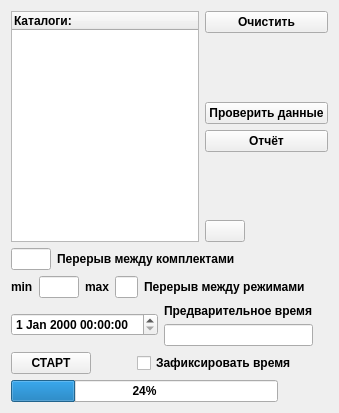
This is source/timer/timeraepwidget.ui in VictorZ08/Path as Qt 5 draws it before an edit. The edited form follows.
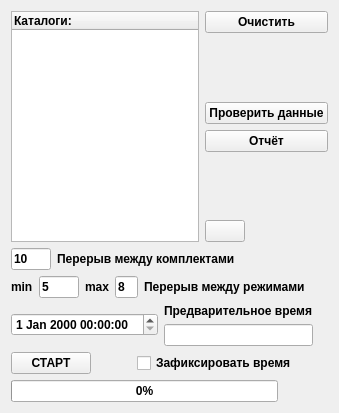
This is the edited form. Icons and pictures are not drawn.

```diff
--- a/source/timer/timeraepwidget.ui
+++ b/source/timer/timeraepwidget.ui
@@ -157,6 +157,9 @@
            <height>16777215</height>
           </size>
          </property>
+         <property name="text">
+          <string>10</string>
+         </property>
         </widget>
        </item>
        <item>
@@ -204,6 +207,9 @@
            <height>16777215</height>
           </size>
          </property>
+         <property name="text">
+          <string>5</string>
+         </property>
         </widget>
        </item>
        <item>
@@ -221,6 +227,9 @@
            <height>16777215</height>
           </size>
          </property>
+         <property name="text">
+          <string>8</string>
+         </property>
         </widget>
        </item>
        <item>
@@ -357,7 +366,7 @@
             </sizepolicy>
            </property>
            <property name="value">
-            <number>24</number>
+            <number>0</number>
            </property>
           </widget>
          </item>
```
Left out of the diff: 3 changed lines with no effect on the pictures.
